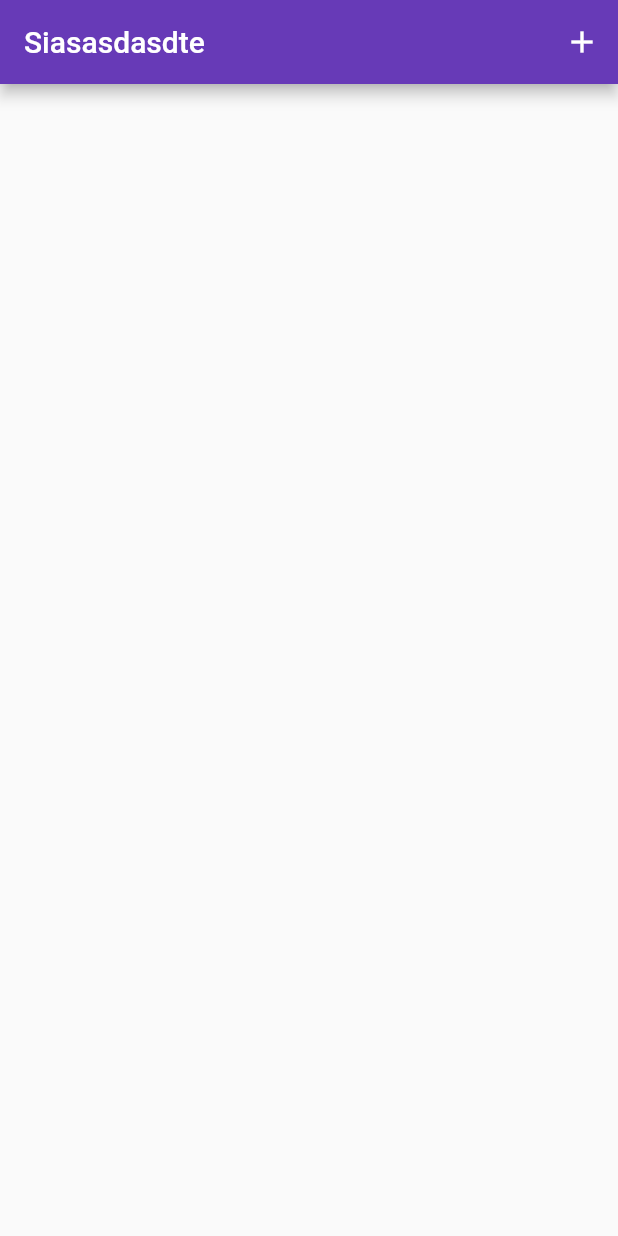
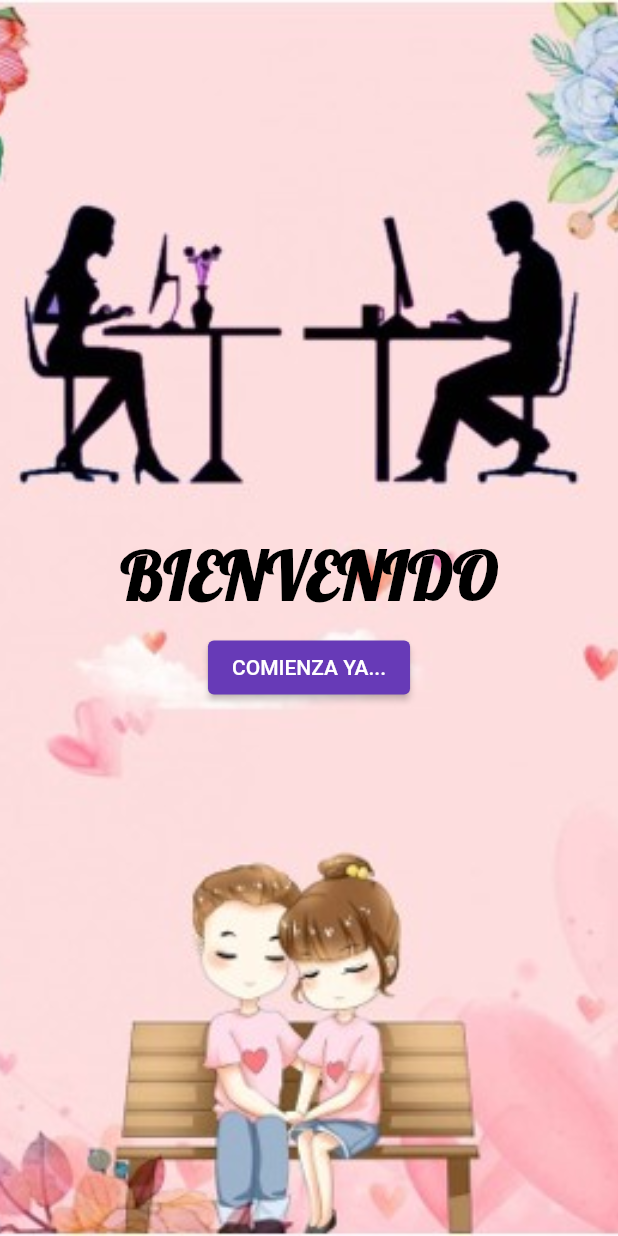
Before and after one commit to Luop98/flutter_api_sqlite, a Flutter app: the screen it shows after launch, on a phone screen of 412 x 824 dp. Run offline on Flutter 3.47's test engine with Material 2 defaults, Android fonts, the phone set to English and light mode, and no system bars; our stand-ins replace cached_network_image, get, google_fonts, shimmer, sqflite; accounts and stored records are empty.

Commit message:
creacion de la pantalla inicio

```diff
--- a/lib/main.dart
+++ b/lib/main.dart
@@ -1,4 +1,5 @@
 import 'package:flutter/material.dart';
+import 'package:flutter_api_sqlite/pages/entrance.dart';
 import 'package:flutter_api_sqlite/repository/user_repository.dart';
 import 'controllers/user_controller.dart';
 import 'package:get/get.dart';
@@ -30,7 +31,7 @@ class MyApp extends StatelessWidget {
       ),
       title: 'Flutter Demo',
       debugShowCheckedModeBanner: false,
-      home: const MyHomePage(),
+      home: const Entrance(),
     );
   }
 }
@@ -44,7 +45,7 @@ class MyHomePage extends StatelessWidget {
 
     return Scaffold(
       appBar: AppBar(
-        title: const Text('Siasasdasdte'),
+        title: const Text('Conociendo Personas'),
         actions: [
           IconButton(
               onPressed: () async {
--- /dev/null
+++ b/lib/pages/entrance.dart
@@ -0,0 +1,52 @@
+import 'package:flutter/material.dart';
+import 'package:flutter_api_sqlite/main.dart';
+import 'package:google_fonts/google_fonts.dart';
+
+class Entrance extends StatelessWidget {
+  const Entrance({super.key});
+
+  @override
+  Widget build(BuildContext context) {
+    return Scaffold(
+      body: Stack(
+        children: [
+          Container(
+            decoration: BoxDecoration(
+              image: DecorationImage(
+                image: AssetImage("assets/images/citass.jpg"),
+                fit: BoxFit.cover,
+              ),
+            ),
+          ),
+          Center(
+            child: Column(
+              mainAxisAlignment: MainAxisAlignment.center,
+              children: [
+                Text(
+                  "BIENVENIDO",
+                  style: GoogleFonts.lobster(
+                    fontSize: 45,
+                    color: Color.fromARGB(255, 0, 0, 0),
+                    fontWeight: FontWeight.bold,
+
+                  ),
+                ),
+                SizedBox(height: 10.0,),
+                ElevatedButton(
+                  onPressed: () {
+                    Navigator.of(context).push(MaterialPageRoute<Null>(
+                        builder: (BuildContext context) {
+                      return new MyHomePage();
+                    }));
+                  },
+
+                  child: Text("COMIENZA YA..."),
+                ),
+              ],
+            ),
+          ),
+        ],
+      ),
+    );
+  }
+}
```
